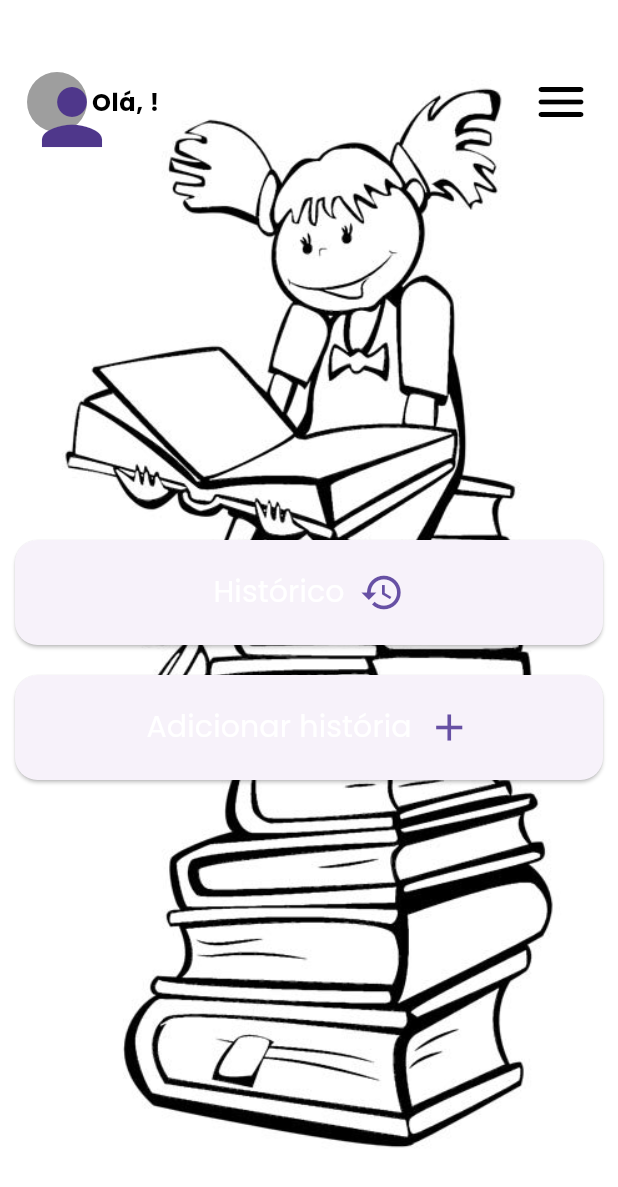
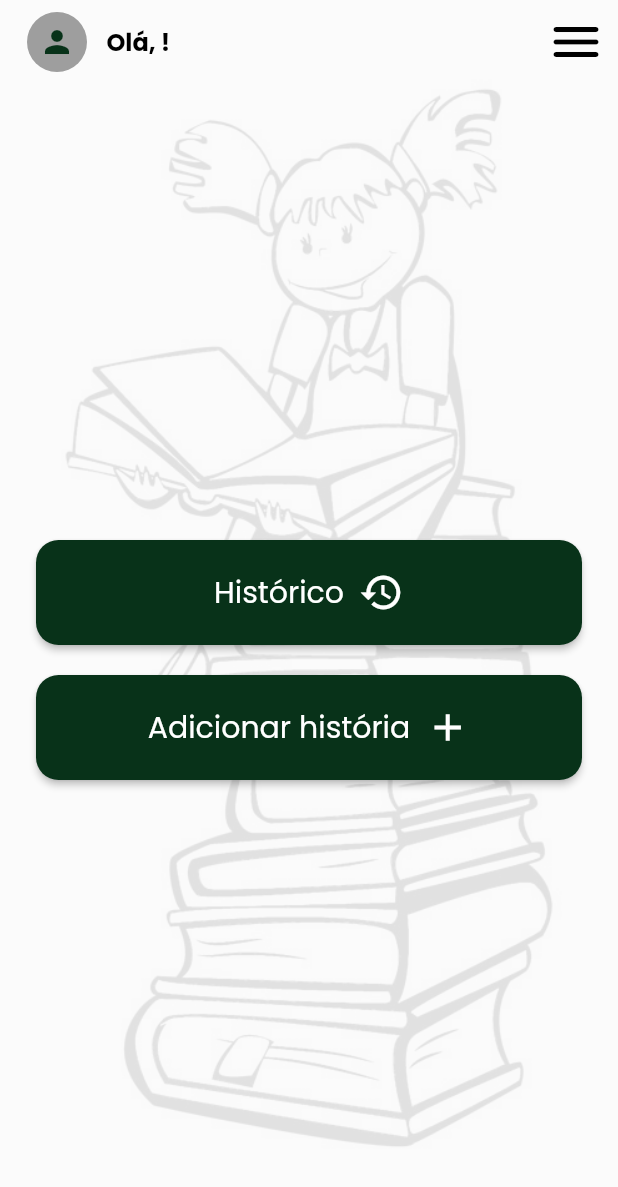
Before and after one commit to JosinaldoRocha/history-app, a Flutter app: the HomePage screen opened directly with empty values, on a phone screen of 412 x 824 dp. Shown: the top 1187 px of the screen. Run offline on Flutter 3.47's test engine with Material 3 defaults, Android fonts, the phone set to English and light mode, and no system bars; our stand-ins replace cloud_firestore, dropdown_textfield, firebase_auth, firebase_core, firebase_storage, flutter_riverpod and 6 more; accounts and stored records are empty.

Commit message:
feat: Changeds

```diff
--- a/lib/app/app_widget.dart
+++ b/lib/app/app_widget.dart
@@ -13,6 +13,7 @@ class MyApp extends StatelessWidget {
         debugShowCheckedModeBanner: false,
         theme: ThemeData(
           primarySwatch: MyTheme.myColor,
+          useMaterial3: false,
         ),
         routes: AppRoutes.all,
       ),
--- a/lib/app/presentation/authentication/views/pages/sent_email/sent_email_page.dart
+++ b/lib/app/presentation/authentication/views/pages/sent_email/sent_email_page.dart
@@ -5,7 +5,7 @@ import '../../../../../shared/widgets/spacing/space_widget.dart';
 import '../../../../../shared/widgets/texts/box_text.dart';
 
 class SentEmailPage extends StatelessWidget {
-  const SentEmailPage({Key? key}) : super(key: key);
+  const SentEmailPage({super.key});
 
   @override
   Widget build(BuildContext context) {
--- a/lib/app/presentation/authentication/widgets/eye_password_widget.dart
+++ b/lib/app/presentation/authentication/widgets/eye_password_widget.dart
@@ -2,10 +2,10 @@ import 'package:flutter/material.dart';
 
 class EyePasswordWidget extends StatelessWidget {
   const EyePasswordWidget({
-    Key? key,
+    super.key,
     this.isObscure = false,
     required this.onChanged,
-  }) : super(key: key);
+  });
 
   final bool isObscure;
   final Function() onChanged;
--- a/lib/app/presentation/history/widgets/history/edit_item_content_widget.dart
+++ b/lib/app/presentation/history/widgets/history/edit_item_content_widget.dart
@@ -3,11 +3,11 @@ import '../../../../shared/widgets/texts/box_text.dart';
 
 class EditItemContentWidget extends StatelessWidget {
   const EditItemContentWidget({
-    Key? key,
+    super.key,
     required this.title,
     required this.textField,
     required this.widgetFunction,
-  }) : super(key: key);
+  });
 
   final String title;
   final Widget textField;
--- a/lib/app/presentation/home/views/pages/home/home_page.dart
+++ b/lib/app/presentation/home/views/pages/home/home_page.dart
@@ -29,13 +29,8 @@ class _HomePageState extends ConsumerState<HomePage> with HomeMixin {
           image: DecorationImage(
             image: AssetImage('assets/images/book.jpg'),
             fit: BoxFit.cover,
-            opacity: 1.1,
+            opacity: 0.1,
           ),
-        ),
-        child: Padding(
-          padding: const EdgeInsets.symmetric(
-            vertical: 40,
-            horizontal: 10,
         ),
         child: Column(
           children: [
@@ -43,6 +38,11 @@ class _HomePageState extends ConsumerState<HomePage> with HomeMixin {
               updateProfilePictureState: updateProfilePictureState,
               user: user,
             ),
+            Expanded(
+              child: Padding(
+                padding: const EdgeInsets.symmetric(horizontal: 24),
+                child: Column(
+                  children: [
                     const Spacer(),
                     HomeBodyWidget(user: user),
                     const Spacer(),
@@ -50,6 +50,9 @@ class _HomePageState extends ConsumerState<HomePage> with HomeMixin {
                 ),
               ),
             ),
+          ],
+        ),
+      ),
     );
   }
 }
--- a/lib/app/presentation/home/widgets/app_bar_widget.dart
+++ b/lib/app/presentation/home/widgets/app_bar_widget.dart
@@ -17,7 +17,8 @@ class AppBarWidget extends ConsumerWidget {
 
   @override
   Widget build(BuildContext context, WidgetRef ref) {
-    return ListTile(
+    return SafeArea(
+      child: ListTile(
         contentPadding: const EdgeInsets.all(0),
         horizontalTitleGap: -5,
         leading: (updateProfilePictureState is LoadingUpdateProfilePictureState)
@@ -64,6 +65,7 @@ class AppBarWidget extends ConsumerWidget {
             color: Colors.black,
           ),
         ),
+      ),
     );
   }
 }
```
Also changed, not shown: lib/app/shared/widgets/alert_dialog/alert_dialog_loading_widget.dart (+20 -12 lines), lib/app/shared/widgets/style/themes/app_theme.dart (+52 -7 lines). Lines whose indentation alone changed are shown as unchanged.
